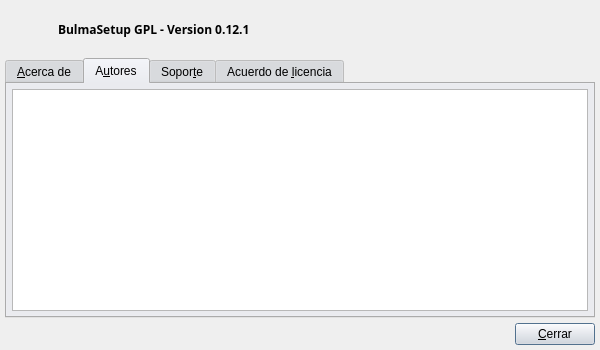
Old version of the form bulmages/bulmasetup/aboutbase.ui in the repository eboladev/Bulmages-1.
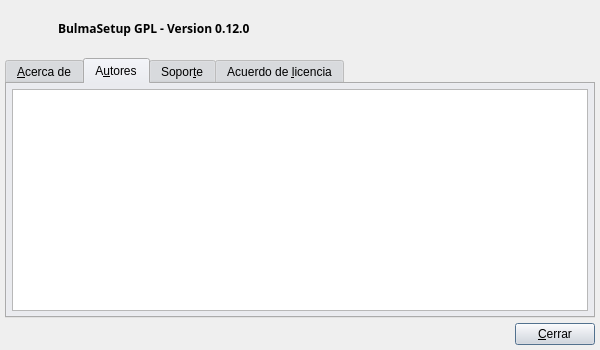
New version of the form. Icons and pictures are not drawn.

Commit message: Cambios de version a 0.12.0

Patch:
```diff
--- a/bulmages/bulmasetup/aboutbase.ui
+++ b/bulmages/bulmasetup/aboutbase.ui
@@ -566,7 +566,11 @@
           </font>
          </property>
          <property name="text">
-          <string>BulmaSetup GPL - Version 0.12.1</string>
+          <string>&lt;!DOCTYPE HTML PUBLIC &quot;-//W3C//DTD HTML 4.0//EN&quot; &quot;http://www.w3.org/TR/REC-html40/strict.dtd&quot;&gt;
+&lt;html&gt;&lt;head&gt;&lt;meta name=&quot;qrichtext&quot; content=&quot;1&quot; /&gt;&lt;style type=&quot;text/css&quot;&gt;
+p, li { white-space: pre-wrap; }
+&lt;/style&gt;&lt;/head&gt;&lt;body style=&quot; font-family:'Sans Serif'; font-size:9pt; font-weight:600; font-style:normal;&quot;&gt;
+&lt;p style=&quot; margin-top:0px; margin-bottom:0px; margin-left:0px; margin-right:0px; -qt-block-indent:0; text-indent:0px;&quot;&gt;BulmaSetup GPL - Version 0.12.0&lt;/p&gt;&lt;/body&gt;&lt;/html&gt;</string>
          </property>
         </widget>
        </item>
```
Left out of the diff: 4 changed lines with no effect on the pictures. The commit also changes 20 other files.
